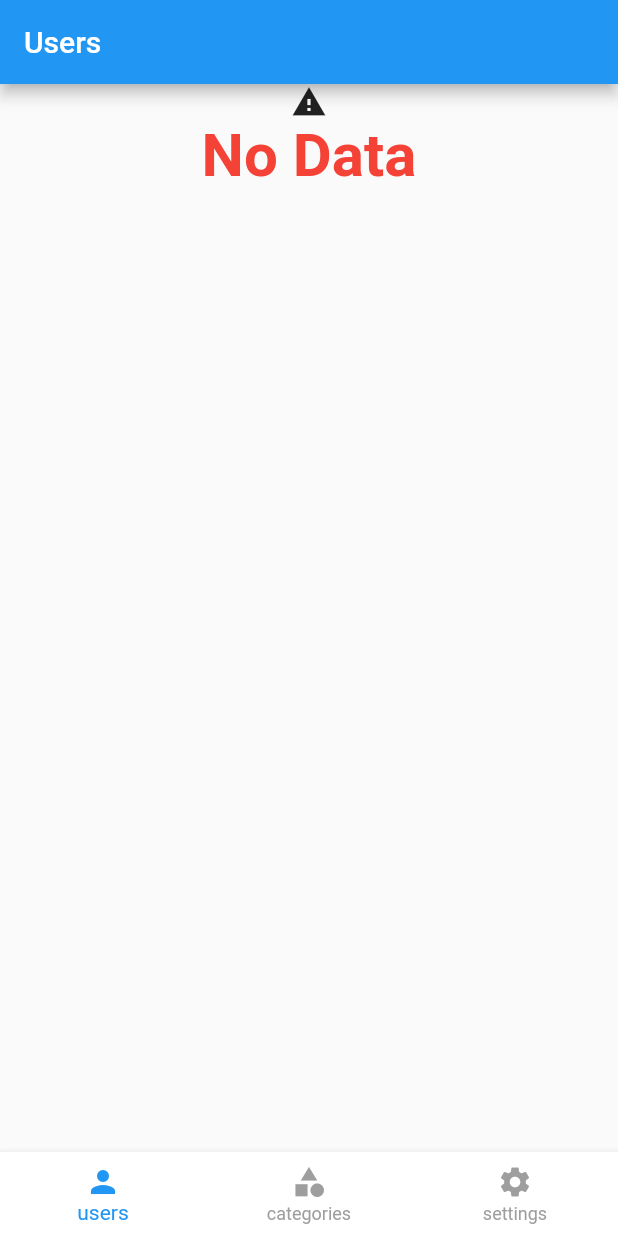
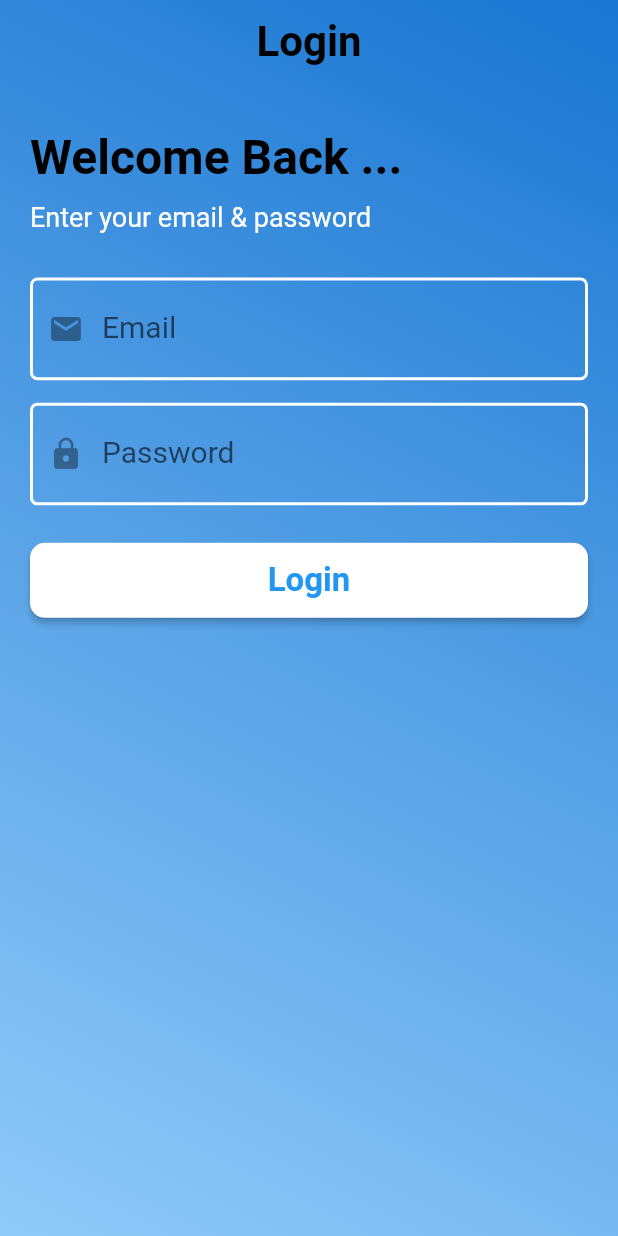
Before and after one commit to AkramAbuOwaimer/flutter_api_test, a Flutter app: the screen it shows after launch, on a phone screen of 412 x 824 dp. Run offline on Flutter 3.47's test engine with Material 2 defaults, Android fonts, the phone set to English and light mode, and no system bars; our stand-ins replace shared_preferences.

Commit message:
login under development ..

```diff
--- /dev/null
+++ b/lib/models/fcm__token.dart
@@ -0,0 +1,4 @@
+import 'dart:convert';
+
+class Fcm_token {
+}
--- /dev/null
+++ b/lib/models/student.dart
@@ -0,0 +1,80 @@
+import 'dart:convert';
+
+class Student {
+  final int id;
+  final String fullName;
+  final String email;
+  final String gender;
+  final String? fcmToken;
+  final String token;
+  final String refreshToken;
+  final bool isActive;
+  Student({
+    required this.id,
+    required this.fullName,
+    required this.email,
+    required this.gender,
+    this.fcmToken,
+    required this.token,
+    required this.refreshToken,
+    required this.isActive,
+  });
+
+  Student copyWith({
+    int? id,
+    String? fullName,
+    String? email,
+    String? gender,
+    String? fcmToken,
+    String? token,
+    String? refreshToken,
+    bool? isActive,
+  }) {
+    return Student(
+      id: id ?? this.id,
+      fullName: fullName ?? this.fullName,
+      email: email ?? this.email,
+      gender: gender ?? this.gender,
+      fcmToken: fcmToken ?? this.fcmToken,
+      token: token ?? this.token,
+      refreshToken: refreshToken ?? this.refreshToken,
+      isActive: isActive ?? this.isActive,
+    );
+  }
+
+  Map<String, dynamic> toMap() {
+    return {
+      'id': id,
+      'full_name': fullName,
+      'email': email,
+      'gender': gender,
+      'fcm_token': fcmToken,
+      'token': token,
+      'refresh_token': refreshToken,
+      'is_active': isActive,
+    };
+  }
+
+  factory Student.fromMap(Map<String, dynamic> map) {
+    return Student(
+      id: map['id']?.toInt() ?? 0,
+      fullName: map['full_name'] ?? '',
+      email: map['email'] ?? '',
+      gender: map['gender'] ?? '',
+      fcmToken: map['fcm_token'],
+      token: map['token'] ?? '',
+      refreshToken: map['refresh_token'] ?? '',
+      isActive: map['is_active'] ?? false,
+    );
+  }
+
+  String toJson() => json.encode(toMap());
+
+  factory Student.fromJson(String source) =>
+      Student.fromMap(json.decode(source));
+
+  @override
+  String toString() {
+    return 'Object(id: $id, full_name: $fullName, email: $email, gender: $gender, fcm_token: $fcmToken, token: $token, refresh_token: $refreshToken, is_active: $isActive)';
+  }
+}
--- /dev/null
+++ b/lib/pages/auth/login_screen.dart
@@ -0,0 +1,147 @@
+import 'package:flutter/material.dart';
+import 'package:flutter_api_test/services/api/controllers/student_api_controller.dart';
+import 'package:flutter_api_test/utils/helpers.dart';
+import 'package:flutter_api_test/widgets/app_text_field.dart';
+
+class LoginScreen extends StatefulWidget {
+  LoginScreen({Key? key}) : super(key: key);
+
+  @override
+  _LoginScreenState createState() => _LoginScreenState();
+}
+
+class _LoginScreenState extends State<LoginScreen> {
+  late TextEditingController _emailTextEditingController;
+  late TextEditingController _passwordTextEditingController;
+
+  @override
+  void initState() {
+    super.initState();
+    _emailTextEditingController = TextEditingController();
+    _passwordTextEditingController = TextEditingController();
+  }
+
+  @override
+  void dispose() {
+    _emailTextEditingController.dispose();
+    _passwordTextEditingController.dispose();
+    super.dispose();
+  }
+
+  @override
+  Widget build(BuildContext context) {
+    return Container(
+      decoration: BoxDecoration(
+          gradient: LinearGradient(
+              begin: AlignmentDirectional.topEnd,
+              end: AlignmentDirectional.bottomStart,
+              colors: [
+            Colors.blue.shade700,
+            Colors.blue.shade200,
+          ])),
+      child: Scaffold(
+        backgroundColor: Colors.transparent,
+        appBar: AppBar(
+          shadowColor: Colors.transparent,
+          backgroundColor: Colors.transparent,
+          title: const Text(
+            'Login',
+            style: TextStyle(
+              fontSize: 28,
+              color: Colors.black,
+              fontWeight: FontWeight.bold,
+            ),
+          ),
+          centerTitle: true,
+        ),
+        body: ListView(
+          padding: const EdgeInsets.symmetric(horizontal: 20, vertical: 30),
+          children: <Widget>[
+            const Text(
+              'Welcome Back ...',
+              style: TextStyle(
+                  color: Colors.black,
+                  fontWeight: FontWeight.bold,
+                  fontSize: 32),
+            ),
+            const SizedBox(
+              height: 10,
+            ),
+            const Text(
+              'Enter your email & password',
+              style: TextStyle(fontSize: 18, color: Colors.white),
+            ),
+            const SizedBox(
+              height: 30,
+            ),
+            AppTextField(
+              controller: _emailTextEditingController,
+              keyboardType: TextInputType.emailAddress,
+              labelText: 'Email',
+              prefixIcon: Icons.email,
+            ),
+            const SizedBox(
+              height: 15,
+            ),
+            AppTextField(
+              controller: _passwordTextEditingController,
+              keyboardType: TextInputType.visiblePassword,
+              labelText: 'Password',
+              prefixIcon: Icons.lock,
+              obscure: true,
+            ),
+            const SizedBox(
+              height: 25,
+            ),
+            ElevatedButton(
+              onPressed: () async {
+                await performLogin();
+              },
+              style: ElevatedButton.styleFrom(
+                primary: Colors.white,
+                minimumSize: const Size(double.infinity, 50),
+                shape: const RoundedRectangleBorder(
+                  borderRadius: BorderRadius.all(
+                    Radius.circular(10),
+                  ),
+                ),
+              ),
+              child: const Text(
+                'Login',
+                style: TextStyle(
+                  fontSize: 22,
+                  fontWeight: FontWeight.bold,
+                  color: Colors.blue,
+                ),
+              ),
+            ),
+          ],
+        ),
+      ),
+    );
+  }
+
+  Future performLogin() async {
+    if (checkData()) {
+      login();
+    }
+  }
+
+  bool checkData() {
+    if (_emailTextEditingController.text.isNotEmpty &&
+        _passwordTextEditingController.text.isNotEmpty) {
+      return true;
+    }
+    Helpers.showSnackBar(
+        context: context, message: 'Enter Email & Password', error: true);
+    return false;
+  }
+
+  Future login() async {
+    var isLogedIn = await StudentApiController().login(context,
+        _emailTextEditingController.text, _passwordTextEditingController.text);
+    if (isLogedIn) {
+      Helpers.showSnackBar(context: context, message: "Login success");
+    }
+  }
+}
--- a/lib/pages/buttom_navigation_screens/users_screen.dart
+++ b/lib/pages/buttom_navigation_screens/users_screen.dart
@@ -10,8 +10,9 @@ class UsersScreen extends StatefulWidget {
 }
 
 class _UsersScreenState extends State<UsersScreen> {
+  List<User> _users = [];
   late Future<List<User>> _usersFuture;
-  List<User> _users = [];
+
   @override
   void initState() {
     super.initState();
@@ -24,7 +25,7 @@ class _UsersScreenState extends State<UsersScreen> {
         future: _usersFuture,
         builder: (BuildContext context, snapshot) {
           if (snapshot.connectionState == ConnectionState.waiting) {
-            return Center(
+            return const Center(
               child: CircularProgressIndicator(),
             );
           } else {
@@ -35,16 +36,16 @@ class _UsersScreenState extends State<UsersScreen> {
                   itemBuilder: (context, index) {
                     var _user = _users.elementAt(index);
                     return ListTile(
-                      leading: Icon(Icons.person),
+                      leading: const Icon(Icons.person),
                       title: Text('${_user.firstName} ${_user.lastName}'),
                       subtitle: Text(_user.jobTitle),
-                      trailing: Icon(Icons.arrow_forward_ios),
+                      trailing: const Icon(Icons.arrow_forward_ios),
                     );
                   });
             } else {
               return Center(
                 child: Column(
-                  children: [
+                  children: const [
                     Icon(Icons.warning),
                     Text(
                       'No Data',
--- a/lib/pages/launch_screen.dart
+++ b/lib/pages/launch_screen.dart
@@ -12,7 +12,7 @@ class _LaunchScreenState extends State<LaunchScreen> {
   void initState() {
     super.initState();
     Future.delayed(Duration(seconds: 3), () {
-      Navigator.pushReplacementNamed(context, '/main_screen');
+      Navigator.pushReplacementNamed(context, '/login_screen');
     });
   }
 
--- a/lib/pages/main_screen.dart
+++ b/lib/pages/main_screen.dart
@@ -18,6 +18,7 @@ class _MainScreenState extends State<MainScreen> {
         widget: CategoriesScreen(), title: 'Categories'),
     const ButtomNavigationScreen(widget: SettingsScreen(), title: 'Settings')
   ];
+
   int _selectedIndex = 0;
 
   @override
@@ -39,7 +40,7 @@ class _MainScreenState extends State<MainScreen> {
         onTap: (index) => setState(() {
           _selectedIndex = index;
         }),
-        items: [
+        items: const [
           BottomNavigationBarItem(
               icon: Icon(
                 Icons.person,
--- a/lib/services/api/api_settings.dart
+++ b/lib/services/api/api_settings.dart
@@ -2,4 +2,5 @@ class ApiSettings {
   static const String _apiBaseUrl = 'http://demo-api.mr-dev.tech/api/';
   static const String usersIndex = _apiBaseUrl + 'users';
   static const String categoriesIndex = _apiBaseUrl + 'categories';
+  static const String studentLogin = _apiBaseUrl + 'students/auth/login';
 }
--- /dev/null
+++ b/lib/services/api/controllers/student_api_controller.dart
@@ -0,0 +1,30 @@
+import 'dart:convert';
+
+import 'package:flutter/cupertino.dart';
+import 'package:flutter_api_test/models/student.dart';
+import 'package:flutter_api_test/services/api/api_settings.dart';
+import 'package:flutter_api_test/storage/student_shared_pref_controller.dart';
+import 'package:flutter_api_test/utils/helpers.dart';
+import 'package:http/http.dart' as http;
+
+class StudentApiController {
+  Future<bool> login(
+      BuildContext context, String email, String password) async {
+    var url = Uri.parse(ApiSettings.studentLogin);
+    var response = await http.post(url, body: {
+      'email': email,
+      'password': password,
+    });
+    if (response.statusCode == 200) {
+      Student student = Student.fromMap(jsonDecode(response.body)['object']);
+      StudentSharedPrefController().save(student);
+      return true;
+    } else if (response.statusCode == 400) {
+      Helpers.showSnackBar(
+          context: context,
+          message: jsonDecode(response.body)['message'],
+          error: true);
+    }
+    return false;
+  }
+}
--- /dev/null
+++ b/lib/storage/student_shared_pref_controller.dart
@@ -0,0 +1,42 @@
+import 'package:flutter_api_test/models/student.dart';
+import 'package:shared_preferences/shared_preferences.dart';
+
+class StudentSharedPrefController {
+  static final StudentSharedPrefController _instance =
+      StudentSharedPrefController._internal();
+
+  late final SharedPreferences _sharedPreferences;
+
+  factory StudentSharedPrefController() {
+    return _instance;
+  }
+  StudentSharedPrefController._internal();
+
+  Future<void> initSharedPref() async {
+    _sharedPreferences = await SharedPreferences.getInstance();
+  }
+
+  Future save(Student student) async {
+    await _sharedPreferences.setBool('logged_in', true);
+    await _sharedPreferences.setInt('id', student.id);
+    await _sharedPreferences.setString('full_name', student.fullName);
+    await _sharedPreferences.setString('email', student.email);
+    await _sharedPreferences.setString('gender', student.gender);
+    await _sharedPreferences.setString('token', student.token);
+    await _sharedPreferences.setString('refresh_token', student.refreshToken);
+    await _sharedPreferences.setBool('is_active', student.isActive);
+  }
+
+  bool isLoggedIn() {
+    return _sharedPreferences.getBool('logged_in') ?? false;
+  }
+
+  String getToken() {
+    String token = _sharedPreferences.getString('token') ?? '';
+    return 'bearer $token';
+  }
+
+  Future<bool> logout() async {
+    return await _sharedPreferences.clear();
+  }
+}
--- a/lib/utils/helpers.dart
+++ b/lib/utils/helpers.dart
@@ -1,15 +1,17 @@
-// import 'package:flutter/material.dart';
+import 'package:flutter/material.dart';
 
-// class Helpers {
-
-//   static void showSnackBar(
-//       {required BuildContext context, required String message, bool error = false,}){
-//     ScaffoldMessenger.of(context).showSnackBar(
-//       SnackBar(
-//         content: Text(message),
-//         behavior: SnackBarBehavior.floating,
-//         backgroundColor: error ? Colors.red : Colors.green,
-//       ),
-//     );
-//   }
-// }
+class Helpers {
+  static void showSnackBar({
+    required BuildContext context,
+    required String message,
+    bool error = false,
+  }) {
+    ScaffoldMessenger.of(context).showSnackBar(
+      SnackBar(
+        content: Text(message),
+        behavior: SnackBarBehavior.floating,
+        backgroundColor: error ? Colors.red : Colors.green,
+      ),
+    );
+  }
+}
--- /dev/null
+++ b/lib/widgets/app_text_field.dart
@@ -0,0 +1,46 @@
+import 'package:flutter/material.dart';
+
+class AppTextField extends StatelessWidget {
+  const AppTextField({
+    Key? key,
+    this.keyboardType = TextInputType.text,
+    required this.labelText,
+    required this.prefixIcon,
+    this.obscure = false,
+    required this.controller,
+  }) : super(key: key);
+
+  final TextInputType keyboardType;
+  final String labelText;
+  final IconData prefixIcon;
+  final bool obscure;
+  final TextEditingController controller;
+
+  @override
+  Widget build(BuildContext context) {
+    return TextFormField(
+      controller: controller,
+      keyboardType: keyboardType,
+      cursorColor: Colors.black38,
+      style: const TextStyle(color: Colors.black, fontSize: 20),
+      decoration: InputDecoration(
+        floatingLabelStyle: const TextStyle(color: Colors.black, fontSize: 23),
+        focusedBorder: const OutlineInputBorder(
+          borderRadius: BorderRadius.all(Radius.circular(5)),
+          borderSide: BorderSide(width: 2, color: Colors.white),
+        ),
+        enabledBorder: const OutlineInputBorder(
+          borderRadius: BorderRadius.all(Radius.circular(5)),
+          borderSide: BorderSide(width: 2, color: Colors.white),
+        ),
+        labelText: labelText,
+        prefixIcon: Icon(
+          prefixIcon,
+          color: Colors.black38,
+        ),
+        suffix: Icon(Icons.check),
+      ),
+      obscureText: obscure,
+    );
+  }
+}
```
Also changed, not shown: lib/main.dart (+8 -1 lines), pubspec.yaml (+4 -12 lines), pubspec.lock.
